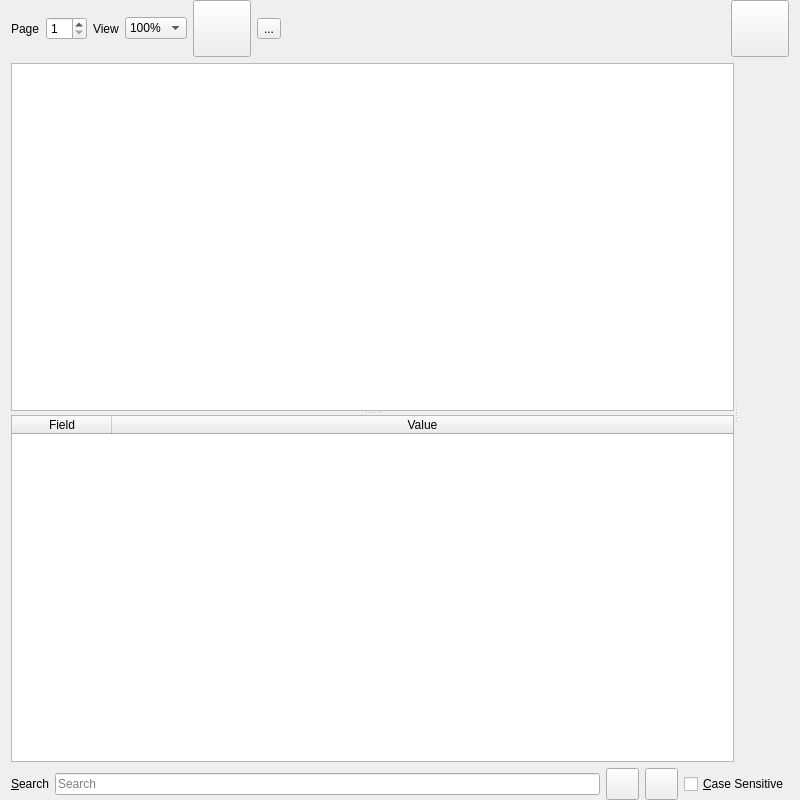
The window that UI/wise-pdf-view.ui (textbrowser/wise) describes before a commit, drawn with Qt 5.
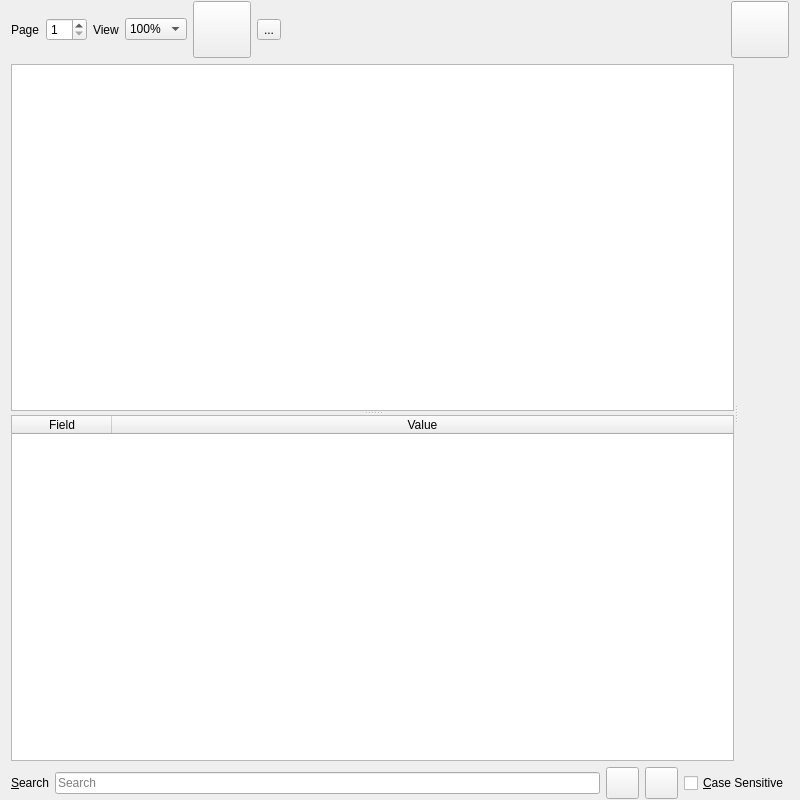
The same window after the commit. Icons and pictures are not drawn.

Patch:
```diff
--- a/UI/wise-pdf-view.ui
+++ b/UI/wise-pdf-view.ui
@@ -15,10 +15,10 @@
   </property>
   <layout class="QVBoxLayout" name="verticalLayout">
    <property name="topMargin">
-    <number>0</number>
+    <number>1</number>
    </property>
    <property name="bottomMargin">
-    <number>0</number>
+    <number>1</number>
    </property>
    <item>
     <layout class="QHBoxLayout" name="horizontalLayout">
```
Left out of the diff: 23 changed lines with no effect on the pictures.
